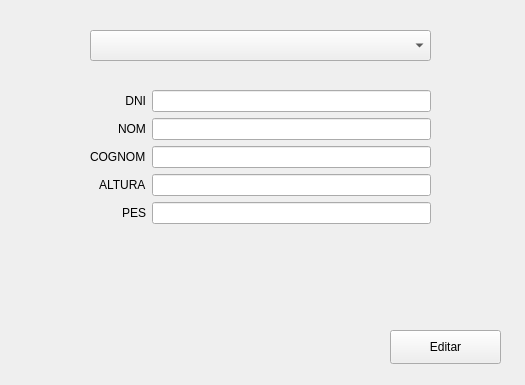
enriquepoler/2damUAProject, file login_jesus/modificar_usuaris.ui: the form before one commit.
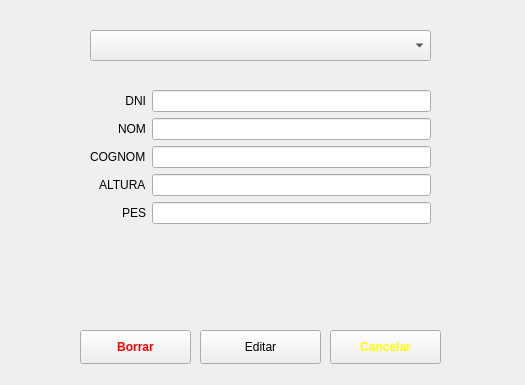
The form after the commit.

Commit message: treballant en modificar usuaris i afrgint les consultes en el sqlite consutler

What changed in the file:
```diff
--- a/login_jesus/modificar_usuaris.ui
+++ b/login_jesus/modificar_usuaris.ui
@@ -26,9 +26,9 @@
   <widget class="QPushButton" name="pushButton">
    <property name="geometry">
     <rect>
-     <x>390</x>
+     <x>200</x>
      <y>330</y>
-     <width>111</width>
+     <width>121</width>
      <height>34</height>
     </rect>
    </property>
@@ -42,7 +42,7 @@
      <x>90</x>
      <y>90</y>
      <width>341</width>
-     <height>220</height>
+     <height>201</height>
     </rect>
    </property>
    <layout class="QFormLayout" name="formLayout">
@@ -124,6 +124,59 @@
     </item>
    </layout>
   </widget>
+  <widget class="QPushButton" name="pushButton_2">
+   <property name="geometry">
+    <rect>
+     <x>80</x>
+     <y>330</y>
+     <width>111</width>
+     <height>34</height>
+    </rect>
+   </property>
+   <property name="font">
+    <font>
+     <weight>75</weight>
+     <bold>true</bold>
+    </font>
+   </property>
+   <property name="cursor">
+    <cursorShape>ForbiddenCursor</cursorShape>
+   </property>
+   <property name="whatsThis">
+    <string>Borrar pacient</string>
+   </property>
+   <property name="styleSheet">
+    <string notr="true">color: red;</string>
+   </property>
+   <property name="text">
+    <string>Borrar</string>
+   </property>
+  </widget>
+  <widget class="QPushButton" name="pushButton_3">
+   <property name="geometry">
+    <rect>
+     <x>330</x>
+     <y>330</y>
+     <width>111</width>
+     <height>34</height>
+    </rect>
+   </property>
+   <property name="font">
+    <font>
+     <weight>75</weight>
+     <bold>true</bold>
+    </font>
+   </property>
+   <property name="whatsThis">
+    <string>Cancelar modificacio</string>
+   </property>
+   <property name="styleSheet">
+    <string notr="true">color: yellow;</string>
+   </property>
+   <property name="text">
+    <string>Cancelar</string>
+   </property>
+  </widget>
  </widget>
  <resources/>
  <connections/>
```
Left out of the diff: 10 changed lines with no effect on the pictures. The commit also changes 6 other files.
